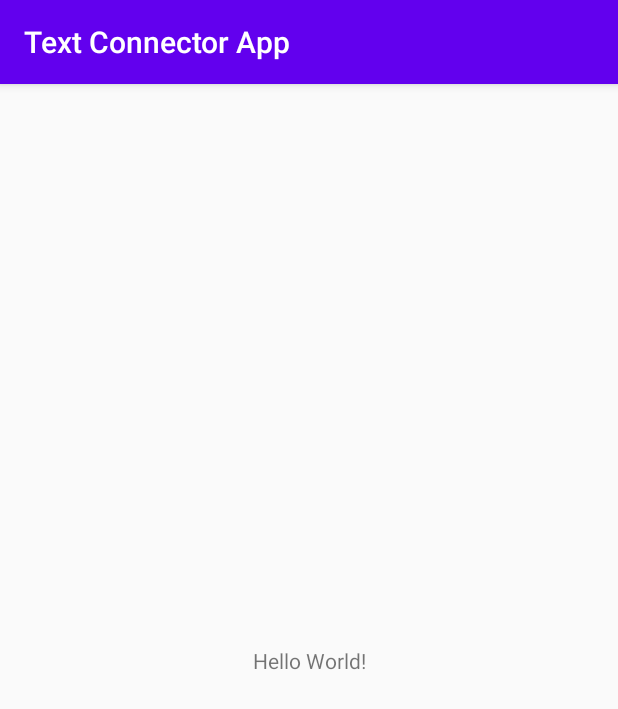
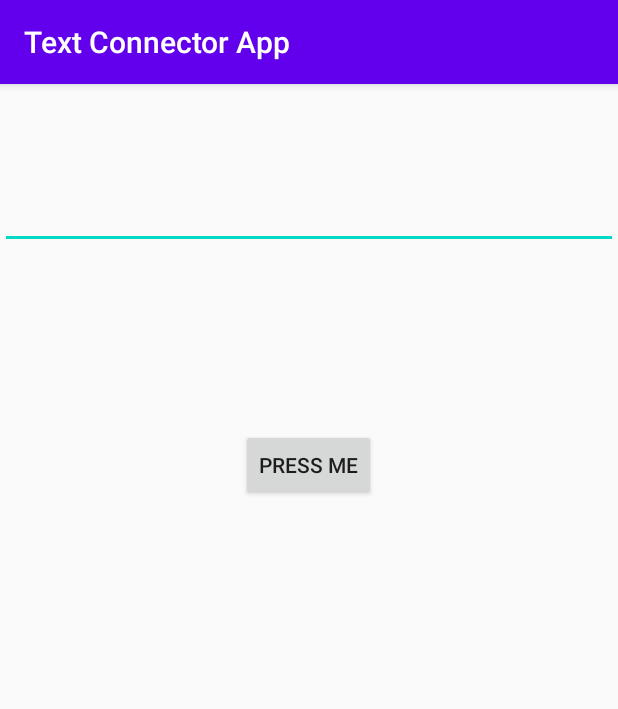
Before and after one commit to mvrlrd/TextConnectorApp, an Android app: the screen it shows after launch (MainActivity), on a phone screen of 412 x 824 dp. Shown: the top 709 px of the screen. Run offline under Robolectric (Android 15) with nearby library versions, the phone set to English and light mode, and no system bars.

Commit message:
non moxy mvp realised

```diff
--- a/app/src/main/java/ru/mvrlrd/textconnectorapp/nonmoxypack/model/Model.java
+++ b/app/src/main/java/ru/mvrlrd/textconnectorapp/nonmoxypack/model/Model.java
@@ -1,4 +1,14 @@
 package ru.mvrlrd.textconnectorapp.nonmoxypack.model;
 
 public class Model {
+    private StringBuilder unitedText;
+
+    public Model() {
+        unitedText = new StringBuilder();
+    }
+
+    public StringBuilder getUnitedText() {
+        return unitedText;
+    }
+
 }
--- a/app/src/main/java/ru/mvrlrd/textconnectorapp/nonmoxypack/presenter/Presenter.java
+++ b/app/src/main/java/ru/mvrlrd/textconnectorapp/nonmoxypack/presenter/Presenter.java
@@ -1,4 +1,27 @@
 package ru.mvrlrd.textconnectorapp.nonmoxypack.presenter;
 
+
+import ru.mvrlrd.textconnectorapp.nonmoxypack.model.Model;
+import ru.mvrlrd.textconnectorapp.nonmoxypack.view.MainActivity;
+import ru.mvrlrd.textconnectorapp.nonmoxypack.view.MainView;
+
 public class Presenter {
+    private MainView activity;
+    private Model model;
+
+    public Presenter(MainActivity activity) {
+        this.activity = activity;
+        this.model = new Model();
+    }
+
+    public void addTextToStringBuilderFromModel(String s){
+        model.getUnitedText().append(s);
+    }
+
+    public void onButtonPresenter(String s){
+        addTextToStringBuilderFromModel(s); //имеет ли смысл менять stringBuilder в моделе?
+        activity.setText(model.getUnitedText().toString());
+    }
+
+
 }
--- a/app/src/main/java/ru/mvrlrd/textconnectorapp/nonmoxypack/view/MainActivity.java
+++ b/app/src/main/java/ru/mvrlrd/textconnectorapp/nonmoxypack/view/MainActivity.java
@@ -2,14 +2,42 @@ package ru.mvrlrd.textconnectorapp.nonmoxypack.view;
 
 import androidx.appcompat.app.AppCompatActivity;
 import ru.mvrlrd.textconnectorapp.R;
+import ru.mvrlrd.textconnectorapp.nonmoxypack.presenter.Presenter;
 
 import android.os.Bundle;
+import android.view.View;
+import android.widget.Button;
+import android.widget.EditText;
+import android.widget.TextView;
 
-public class MainActivity extends AppCompatActivity {
+public class MainActivity extends AppCompatActivity implements MainView {
+
+    private Presenter presenter;
+    private EditText editText;
+    private TextView textView;
 
     @Override
     protected void onCreate(Bundle savedInstanceState) {
         super.onCreate(savedInstanceState);
         setContentView(R.layout.activity_main);
+
+        presenter = new Presenter(this);
+        editText = findViewById(R.id.editText);
+        textView = findViewById(R.id.textView);
+
+        View.OnClickListener onClickListener = new View.OnClickListener() {
+            @Override
+            public void onClick(View v) {
+                presenter.onButtonPresenter(editText.getText().toString());
+            }
+        };
+        Button button = findViewById(R.id.button);
+        button.setOnClickListener(onClickListener);
+
+    }
+
+    @Override
+    public void setText(String s) {
+        textView.setText(s);
     }
 }
--- a/app/src/main/java/ru/mvrlrd/textconnectorapp/nonmoxypack/view/MainView.java
+++ b/app/src/main/java/ru/mvrlrd/textconnectorapp/nonmoxypack/view/MainView.java
@@ -1,4 +1,5 @@
 package ru.mvrlrd.textconnectorapp.nonmoxypack.view;
 
-public class MainView {
-}
+public interface MainView {
+        void setText(String s);
+    }
--- a/app/src/main/res/layout/activity_main.xml
+++ b/app/src/main/res/layout/activity_main.xml
@@ -4,15 +4,37 @@
     xmlns:tools="http://schemas.android.com/tools"
     android:layout_width="match_parent"
     android:layout_height="match_parent"
-    tools:context=".nonmoxypack.view.MainActivity">
+    tools:context=".view.MainActivity">
 
     <TextView
+        android:id="@+id/textView"
+        android:layout_width="match_parent"
+        android:layout_height="200dp"
+        android:layout_marginTop="120dp"
+        android:text=""
+        app:layout_constraintRight_toRightOf="parent"
+        app:layout_constraintStart_toStartOf="parent"
+        app:layout_constraintTop_toBottomOf="@+id/button" />
+
+    <EditText
+        android:id="@+id/editText"
+        android:layout_width="match_parent"
+        android:layout_height="70dp"
+        android:layout_marginTop="40dp"
+        android:text=""
+        android:visibility="visible"
+        app:layout_constraintTop_toTopOf="parent"
+        tools:layout_editor_absoluteX="0dp" />
+
+    <Button
+        android:id="@+id/button"
         android:layout_width="wrap_content"
         android:layout_height="wrap_content"
-        android:text="Hello World!"
-        app:layout_constraintBottom_toBottomOf="parent"
-        app:layout_constraintLeft_toLeftOf="parent"
-        app:layout_constraintRight_toRightOf="parent"
-        app:layout_constraintTop_toTopOf="parent" />
+        android:layout_marginTop="120dp"
+        android:text="Press Me"
+        app:layout_constraintEnd_toEndOf="parent"
+        app:layout_constraintHorizontal_bias="0.498"
+        app:layout_constraintStart_toStartOf="parent"
+        app:layout_constraintTop_toBottomOf="@+id/editText" />
 
 </androidx.constraintlayout.widget.ConstraintLayout>
```
